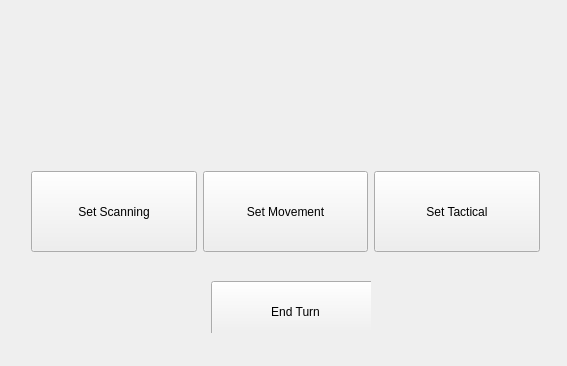
Qt form mainwindow.ui (CBennett12/CS4076) before a commit.
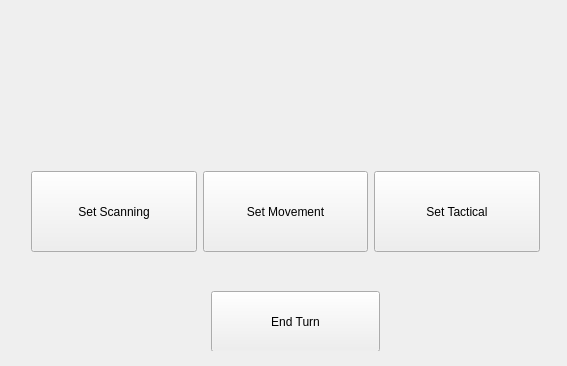
The same form after that commit.

What changed in the file:
```diff
--- a/mainwindow.ui
+++ b/mainwindow.ui
@@ -77,85 +77,13 @@
      </item>
     </layout>
    </widget>
-   <widget class="QWidget" name="horizontalLayoutWidget_2">
-    <property name="geometry">
-     <rect>
-      <x>20</x>
-      <y>30</y>
-      <width>531</width>
-      <height>102</height>
-     </rect>
-    </property>
-    <layout class="QHBoxLayout" name="imageLayout">
-     <property name="spacing">
-      <number>16</number>
-     </property>
-     <item>
-      <widget class="QLabel" name="lLabel">
-       <property name="minimumSize">
-        <size>
-         <width>100</width>
-         <height>100</height>
-        </size>
-       </property>
-       <property name="maximumSize">
-        <size>
-         <width>100</width>
-         <height>100</height>
-        </size>
-       </property>
-       <property name="text">
-        <string/>
-       </property>
-      </widget>
-     </item>
-     <item>
-      <widget class="QLabel" name="mLabel">
-       <property name="minimumSize">
-        <size>
-         <width>100</width>
-         <height>100</height>
-        </size>
-       </property>
-       <property name="maximumSize">
-        <size>
-         <width>100</width>
-         <height>100</height>
-        </size>
-       </property>
-       <property name="text">
-        <string/>
-       </property>
-      </widget>
-     </item>
-     <item>
-      <widget class="QLabel" name="rLabel">
-       <property name="minimumSize">
-        <size>
-         <width>100</width>
-         <height>100</height>
-        </size>
-       </property>
-       <property name="maximumSize">
-        <size>
-         <width>100</width>
-         <height>100</height>
-        </size>
-       </property>
-       <property name="text">
-        <string/>
-       </property>
-      </widget>
-     </item>
-    </layout>
-   </widget>
    <widget class="QWidget" name="horizontalLayoutWidget_3">
     <property name="geometry">
      <rect>
       <x>200</x>
-      <y>270</y>
-      <width>171</width>
-      <height>63</height>
+      <y>280</y>
+      <width>181</width>
+      <height>71</height>
      </rect>
     </property>
     <layout class="QHBoxLayout" name="turnLayout">
@@ -174,6 +102,164 @@
      </item>
     </layout>
    </widget>
+   <widget class="QLabel" name="lGLabel">
+    <property name="geometry">
+     <rect>
+      <x>60</x>
+      <y>20</y>
+      <width>100</width>
+      <height>100</height>
+     </rect>
+    </property>
+    <property name="minimumSize">
+     <size>
+      <width>100</width>
+      <height>100</height>
+     </size>
+    </property>
+    <property name="maximumSize">
+     <size>
+      <width>100</width>
+      <height>100</height>
+     </size>
+    </property>
+    <property name="text">
+     <string/>
+    </property>
+   </widget>
+   <widget class="QLabel" name="mGLabel">
+    <property name="geometry">
+     <rect>
+      <x>230</x>
+      <y>20</y>
+      <width>100</width>
+      <height>100</height>
+     </rect>
+    </property>
+    <property name="minimumSize">
+     <size>
+      <width>100</width>
+      <height>100</height>
+     </size>
+    </property>
+    <property name="maximumSize">
+     <size>
+      <width>100</width>
+      <height>100</height>
+     </size>
+    </property>
+    <property name="text">
+     <string/>
+    </property>
+   </widget>
+   <widget class="QLabel" name="rGLabel">
+    <property name="geometry">
+     <rect>
+      <x>410</x>
+      <y>20</y>
+      <width>100</width>
+      <height>100</height>
+     </rect>
+    </property>
+    <property name="minimumSize">
+     <size>
+      <width>100</width>
+      <height>100</height>
+     </size>
+    </property>
+    <property name="maximumSize">
+     <size>
+      <width>100</width>
+      <height>100</height>
+     </size>
+    </property>
+    <property name="text">
+     <string/>
+    </property>
+   </widget>
+   <widget class="QLabel" name="rLabel">
+    <property name="geometry">
+     <rect>
+      <x>410</x>
+      <y>20</y>
+      <width>100</width>
+      <height>100</height>
+     </rect>
+    </property>
+    <property name="minimumSize">
+     <size>
+      <width>100</width>
+      <height>100</height>
+     </size>
+    </property>
+    <property name="maximumSize">
+     <size>
+      <width>100</width>
+      <height>100</height>
+     </size>
+    </property>
+    <property name="text">
+     <string/>
+    </property>
+   </widget>
+   <widget class="QLabel" name="lLabel">
+    <property name="geometry">
+     <rect>
+      <x>60</x>
+      <y>20</y>
+      <width>100</width>
+      <height>100</height>
+     </rect>
+    </property>
+    <property name="minimumSize">
+     <size>
+      <width>100</width>
+      <height>100</height>
+     </size>
+    </property>
+    <property name="maximumSize">
+     <size>
+      <width>100</width>
+      <height>100</height>
+     </size>
+    </property>
+    <property name="text">
+     <string/>
+    </property>
+   </widget>
+   <widget class="QLabel" name="mLabel">
+    <property name="geometry">
+     <rect>
+      <x>230</x>
+      <y>20</y>
+      <width>100</width>
+      <height>100</height>
+     </rect>
+    </property>
+    <property name="minimumSize">
+     <size>
+      <width>100</width>
+      <height>100</height>
+     </size>
+    </property>
+    <property name="maximumSize">
+     <size>
+      <width>100</width>
+      <height>100</height>
+     </size>
+    </property>
+    <property name="text">
+     <string/>
+    </property>
+   </widget>
+   <zorder>horizontalLayoutWidget</zorder>
+   <zorder>horizontalLayoutWidget_3</zorder>
+   <zorder>rLabel</zorder>
+   <zorder>lLabel</zorder>
+   <zorder>mLabel</zorder>
+   <zorder>lGLabel</zorder>
+   <zorder>rGLabel</zorder>
+   <zorder>mGLabel</zorder>
   </widget>
  </widget>
  <layoutdefault spacing="6" margin="11"/>
```
